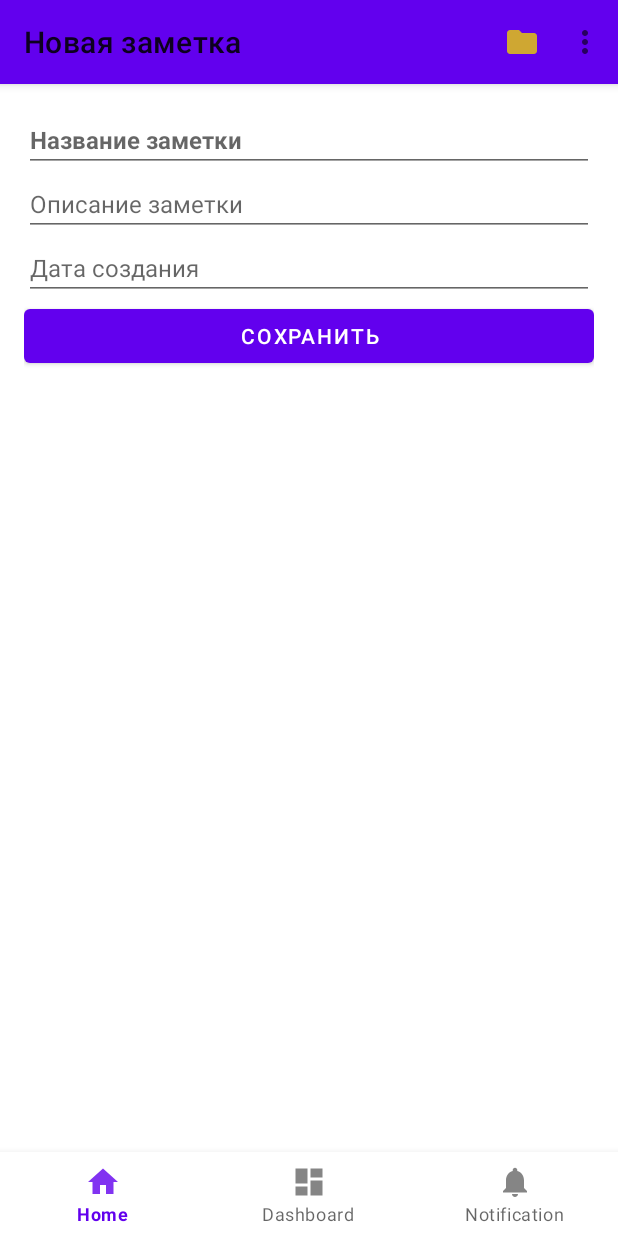
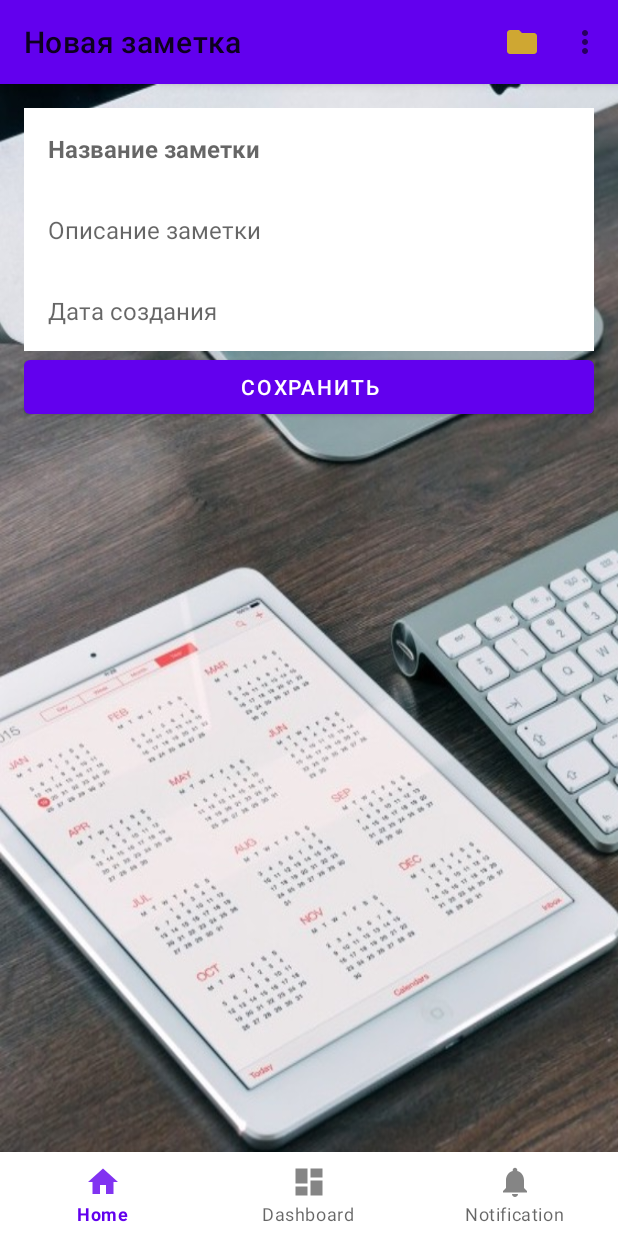
Before and after one commit to Tati1909/Fragment, an Android app: the screen it shows after launch (MainActivity), after a tap on "НОВАЯ ЗАМЕТКА", on a phone screen of 412 x 824 dp. Run offline under Robolectric (Android 15) with nearby library versions, the phone set to English and light mode, and no system bars.

Commit message:
некоторые доработки с фоном

```diff
--- a/app/src/main/AndroidManifest.xml
+++ b/app/src/main/AndroidManifest.xml
@@ -4,7 +4,7 @@
 
     <application
         android:allowBackup="true"
-        android:icon="@mipmap/ic_launcher"
+        android:icon="@mipmap/ic_notes"
         android:label="@string/app_name"
         android:roundIcon="@mipmap/ic_launcher_round"
         android:supportsRtl="true"
--- a/app/src/main/res/layout-land/activity_main.xml
+++ b/app/src/main/res/layout-land/activity_main.xml
@@ -4,7 +4,7 @@
     xmlns:tools="http://schemas.android.com/tools"
     android:layout_width="match_parent"
     android:layout_height="match_parent"
-    android:background="@color/white"
+    android:background="@drawable/phone_keys"
     android:orientation="vertical"
     tools:context=".MainActivity">
 
--- a/app/src/main/res/layout/activity_main.xml
+++ b/app/src/main/res/layout/activity_main.xml
@@ -29,7 +29,7 @@
         android:id="@+id/container"
         android:layout_width="match_parent"
         android:layout_height="0dp"
-        android:background="#00BCD4"
+        android:background="@color/background_frame_layout"
         android:gravity="center"
         android:orientation="vertical"
         app:layout_constraintBottom_toTopOf="@+id/bottom_navigation"
--- a/app/src/main/res/layout/fragment_notes_detail.xml
+++ b/app/src/main/res/layout/fragment_notes_detail.xml
@@ -2,7 +2,7 @@
 <LinearLayout xmlns:android="http://schemas.android.com/apk/res/android"
     android:layout_width="match_parent"
     android:layout_height="match_parent"
-    android:background="@color/white"
+    android:background="@drawable/keyboard_apple"
     android:orientation="vertical"
     xmlns:tools="http://schemas.android.com/tools"
     android:padding="@dimen/padding_default"
@@ -12,6 +12,8 @@
         android:id="@+id/note_title"
         android:layout_width="match_parent"
         android:layout_height="wrap_content"
+        android:background="@color/white"
+        android:padding="@dimen/padding_default"
         android:hint="@string/note_title"
         android:singleLine="true"
         android:textSize="@dimen/size_text_default"
@@ -21,6 +23,8 @@
         android:id="@+id/note_description"
         android:layout_width="match_parent"
         android:layout_height="wrap_content"
+        android:background="@color/white"
+        android:padding="@dimen/padding_default"
         android:hint="@string/note_description"
         android:singleLine="true"
         android:textSize="@dimen/size_text_default" />
@@ -29,6 +33,8 @@
         android:id="@+id/date_of_creation"
         android:layout_width="match_parent"
         android:layout_height="wrap_content"
+        android:background="@color/white"
+        android:padding="@dimen/padding_default"
         android:hint="@string/date_of_creation"
         android:singleLine="true"
         android:textSize="@dimen/size_text_default" />
--- a/app/src/main/res/layout/fragment_notes_list.xml
+++ b/app/src/main/res/layout/fragment_notes_list.xml
@@ -1,10 +1,10 @@
 <?xml version="1.0" encoding="utf-8"?>
 <androidx.constraintlayout.widget.ConstraintLayout xmlns:android="http://schemas.android.com/apk/res/android"
+    xmlns:app="http://schemas.android.com/apk/res-auto"
     xmlns:tools="http://schemas.android.com/tools"
     android:layout_width="match_parent"
     android:layout_height="match_parent"
-    xmlns:app="http://schemas.android.com/apk/res-auto"
-    android:background="#F6F2F2"
+    android:background="@drawable/keyboard_apple"
     tools:context=".MainActivity">
 
     <androidx.recyclerview.widget.RecyclerView
--- a/app/src/main/res/values-night/colors.xml
+++ b/app/src/main/res/values-night/colors.xml
@@ -1,4 +1,5 @@
 <?xml version="1.0" encoding="utf-8"?>
 <resources>
     <color name="color_button_new_a_note">#FFEB3B</color>
+    <color name="background_frame_layout">#00BCD4</color>
 </resources>
--- a/app/src/main/res/values/colors.xml
+++ b/app/src/main/res/values/colors.xml
@@ -8,4 +8,5 @@
     <color name="black">#FF000000</color>
     <color name="white">#FFFFFFFF</color>
     <color name="color_button_new_a_note">#FFEB3B</color>
+    <color name="background_frame_layout">#00BCD4</color>
 </resources>
```
Also changed, not shown: app/src/main/res/drawable-xxhdpi/phone_keys.jpg (added), app/src/main/res/drawable/keyboard_apple.jpg (added), app/src/main/res/drawable/phone_keys.jpg (added), app/src/main/res/mipmap-hdpi/ic_notes.png (added), app/src/main/res/mipmap-mdpi/ic_notes.png (added), app/src/main/res/mipmap-xhdpi/ic_notes.png (added), app/src/main/res/mipmap-xxhdpi/ic_notes.png (added), app/src/main/res/mipmap-xxxhdpi/ic_notes.png (added).
